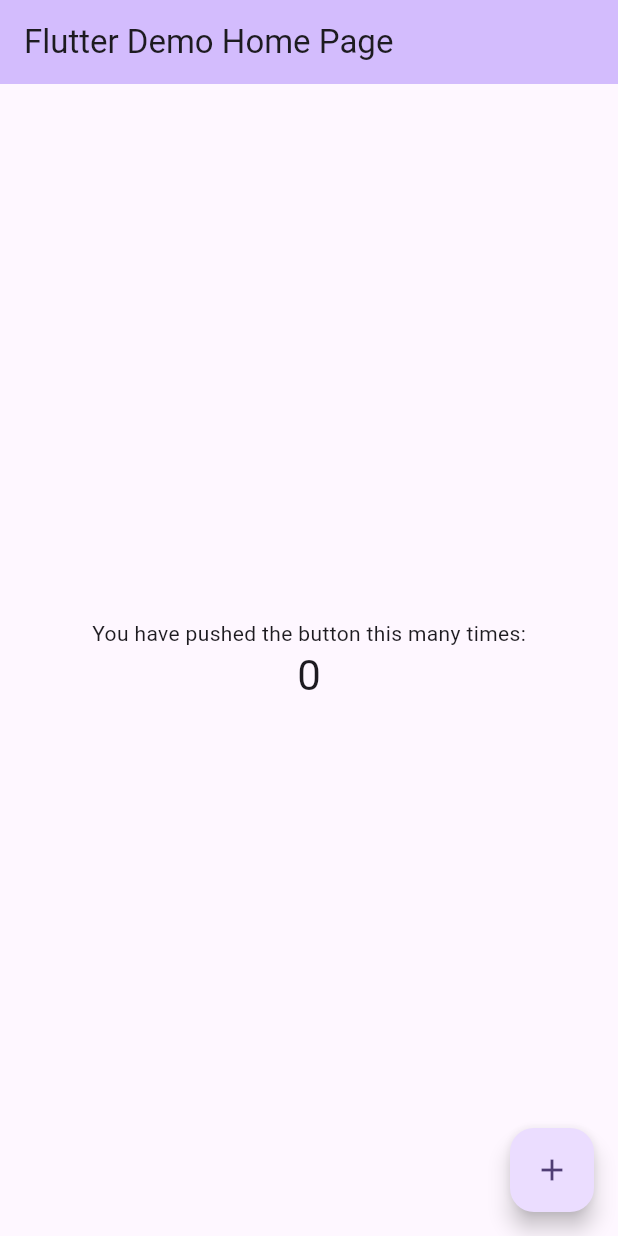
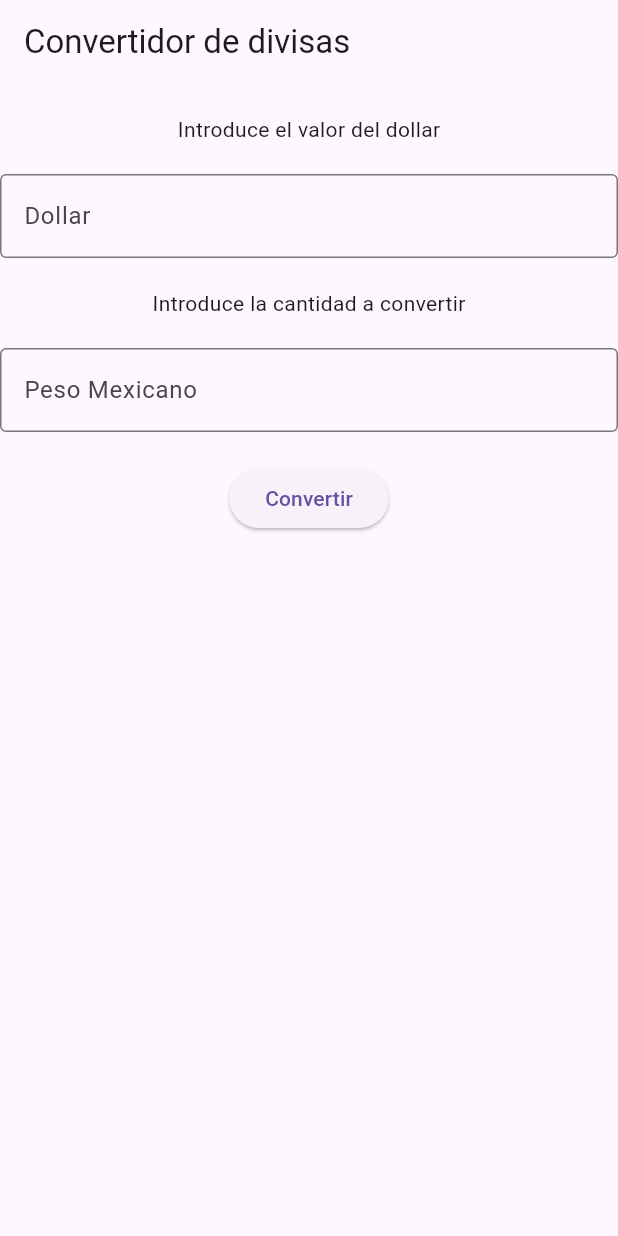
Before and after one commit to Ezdras01/Calculadoradolares, a Flutter app: the screen it shows after launch, on a phone screen of 412 x 824 dp. Run offline on Flutter 3.47's test engine with Material 3 defaults, Android fonts, the phone set to English and light mode, and no system bars.

Commit message:
Se agrega la conversion de dolar a peso

```diff
--- /dev/null
+++ b/lib/lib/screens/utils/currency_converter.dart
@@ -0,0 +1 @@
+// TODO Implement this library.
--- a/lib/main.dart
+++ b/lib/main.dart
@@ -1,7 +1,11 @@
 import 'package:flutter/material.dart';
 
+import './screens/inicio.dart';
+
 void main() {
-  runApp(const MyApp());
+  runApp(const MaterialApp(
+    home: Inicio(),
+  ));
 }
 
 class MyApp extends StatelessWidget {
@@ -11,7 +15,7 @@ class MyApp extends StatelessWidget {
   @override
   Widget build(BuildContext context) {
     return MaterialApp(
-      title: 'Flutter Demo',
+      title: 'Calculadora de Divisas',
       theme: ThemeData(
         // This is the theme of your application.
         //
@@ -28,10 +32,10 @@ class MyApp extends StatelessWidget {
         //
         // This works for code too, not just values: Most code changes can be
         // tested with just a hot reload.
-        colorScheme: ColorScheme.fromSeed(seedColor: Colors.deepPurple),
+        colorScheme: ColorScheme.fromSeed(seedColor: Colors.greenAccent),
         useMaterial3: true,
       ),
-      home: const MyHomePage(title: 'Flutter Demo Home Page'),
+      home: const MyHomePage(title: 'Convertidor de Divisas'),
     );
   }
 }
--- /dev/null
+++ b/lib/screens/inicio.dart
@@ -0,0 +1,92 @@
+import 'package:flutter/material.dart';
+
+class Inicio extends StatefulWidget {
+  const Inicio({Key? key}) : super(key: key);
+  @override
+  State<Inicio> createState() => _InicioState();
+}
+
+class _InicioState extends State<Inicio> {
+  final pesoMexicano = TextEditingController();
+  final dolares = TextEditingController();
+
+  final test = TextEditingController();
+  @override
+  void dispose() {
+    // Clean up the controller when the widget is disposed.
+    pesoMexicano.dispose();
+    dolares.dispose();
+    super.dispose();
+  }
+
+  @override
+  Widget build(BuildContext context) {
+    return Scaffold(
+      body: Column(
+        children: [
+          AppBar(
+            title: Text('Convertidor de divisas'),
+          ),
+          Center(
+            child: Padding(
+              padding: EdgeInsets.all(20),
+              child: Text("Introduce el valor del dollar"),
+            ),
+          ),
+          Center(
+              child: Column(
+            children: [
+              TextField(
+                decoration: InputDecoration(
+                  border: OutlineInputBorder(),
+                  labelText: 'Dollar',
+                ),
+                controller: dolares,
+              ),
+              Center(
+                child: Padding(
+                  padding: EdgeInsets.all(20),
+                  child: Text("Introduce la cantidad a convertir"),
+                ),
+              ),
+              TextField(
+                decoration: InputDecoration(
+                  border: OutlineInputBorder(),
+                  labelText: 'Peso Mexicano',
+                ),
+                controller: pesoMexicano,
+              ),
+              Center(
+                child: Column(children: [
+                  Padding(
+                      padding: EdgeInsets.all(20),
+                      child: ElevatedButton(
+                        onPressed: () {
+
+                          var dolares_input = double.parse(this.dolares.text);
+                          var pesoMexicano_input = double.parse(this.pesoMexicano.text);
+
+                          var total = pesoMexicano_input / dolares_input;
+
+                          showDialog(
+                            context: context,
+                            builder: (context) {
+                              return AlertDialog(
+                                // Retrieve the text the that user has entered by using the
+                                // TextEditingController.
+                                content: Text("Dolar ${dolares.text} Peso m${pesoMexicano.text} \n Total:${total.toStringAsFixed(2)}"),
+                              );
+                            },
+                          );
+                        },
+                        child: Text('Convertir'),
+                      )),
+                ]),
+              ),
+            ],
+          ))
+        ],
+      ),
+    );
+  }
+}
```
